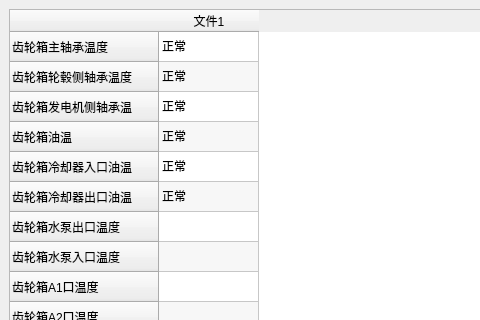
Above: res/ui/run.ui from LiYorange/MyOFP2.0 before the change; both pictures show x 0 to 480 and y 0 to 320 of the 792 by 466 pixel window. Below: the same form after it.
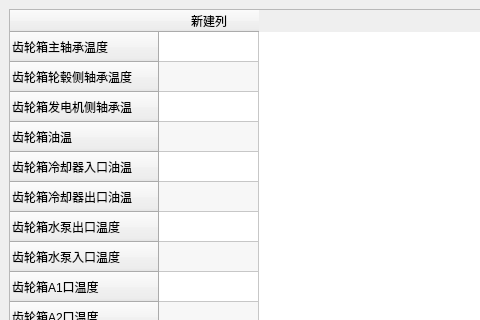
That is the form after the change.

Patch:
```diff
--- a/res/ui/run.ui
+++ b/res/ui/run.ui
@@ -517,44 +517,9 @@
       </row>
       <column>
        <property name="text">
-        <string>文件1</string>
+        <string>新建列</string>
        </property>
       </column>
-      <item row="0" column="0">
-       <property name="text">
-        <string>正常</string>
-       </property>
-      </item>
-      <item row="1" column="0">
-       <property name="text">
-        <string>正常</string>
-       </property>
-      </item>
-      <item row="2" column="0">
-       <property name="text">
-        <string>正常</string>
-       </property>
-      </item>
-      <item row="3" column="0">
-       <property name="text">
-        <string>正常</string>
-       </property>
-      </item>
-      <item row="4" column="0">
-       <property name="text">
-        <string>正常</string>
-       </property>
-      </item>
-      <item row="5" column="0">
-       <property name="text">
-        <string>正常</string>
-       </property>
-      </item>
-      <item row="6" column="0">
-       <property name="text">
-        <string/>
-       </property>
-      </item>
      </widget>
     </item>
     <item>
```
